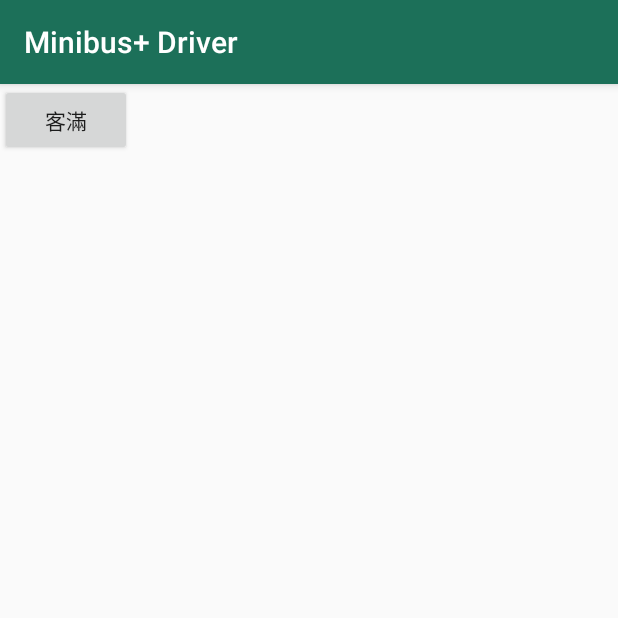
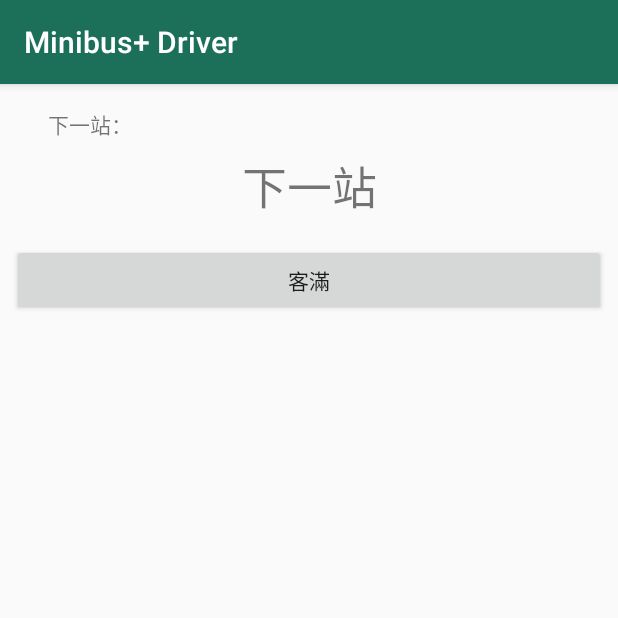
Before and after one commit to kyees215/MinibusDriver, an Android app: the Driving screen opened directly, with no data from a screen before it, on a phone screen of 412 x 824 dp, the top half of it. Run offline under Robolectric (Android 15) with nearby library versions, the phone set to English and light mode, and no system bars.

Commit message:
Passed to driving.

```diff
--- a/app/src/main/java/com/hkminibus/minibusdriver/Driving.java
+++ b/app/src/main/java/com/hkminibus/minibusdriver/Driving.java
@@ -3,15 +3,18 @@ package com.hkminibus.minibusdriver;
 import android.os.Bundle;
 import android.support.v7.app.AppCompatActivity;
 import android.widget.Button;
+import android.widget.TextView;
 
 public class Driving  extends AppCompatActivity {
     Button fullBtn;
     route_data cRoute;
+    TextView nextStop;
     @Override
     protected void onCreate(Bundle savedInstanceState) {
         super.onCreate(savedInstanceState);
         setContentView(R.layout.driving);
         cRoute = getIntent().getParcelableExtra("cRoute");
-        fullBtn = (Button) this.findViewById(R.id.fullBtn);
+        nextStop = (TextView) findViewById(R.id.nextStop);
+        fullBtn = (Button) findViewById(R.id.fullBtn);
     }
 }
--- a/app/src/main/res/layout/driving.xml
+++ b/app/src/main/res/layout/driving.xml
@@ -1,11 +1,48 @@
 <?xml version="1.0" encoding="utf-8"?>
-<android.support.constraint.ConstraintLayout
-    xmlns:android="http://schemas.android.com/apk/res/android" android:layout_width="match_parent"
+<android.support.constraint.ConstraintLayout xmlns:android="http://schemas.android.com/apk/res/android"
+    xmlns:app="http://schemas.android.com/apk/res-auto"
+    xmlns:tools="http://schemas.android.com/tools"
+    android:layout_width="match_parent"
     android:layout_height="match_parent">
+
+    <TextView
+        android:id="@+id/textView3"
+        android:layout_width="wrap_content"
+        android:layout_height="wrap_content"
+        android:layout_marginStart="32dp"
+        android:layout_marginTop="16dp"
+        android:text="下一站："
+        app:layout_constraintStart_toStartOf="parent"
+        app:layout_constraintTop_toTopOf="parent" />
+
+    <TextView
+        android:id="@+id/nextStop"
+        android:layout_width="wrap_content"
+        android:layout_height="wrap_content"
+        android:layout_marginTop="8dp"
+        android:text="下一站"
+        android:textSize="30sp"
+        app:layout_constraintEnd_toEndOf="parent"
+        app:layout_constraintStart_toStartOf="parent"
+        app:layout_constraintTop_toBottomOf="@+id/textView3" />
+
     <Button
         android:id="@+id/fullBtn"
-        android:layout_width="wrap_content"
+        android:layout_width="0dp"
         android:layout_height="wrap_content"
-        android:layout_marginBottom="8dp"
-        android:text="客滿" />
+        android:layout_marginEnd="8dp"
+        android:layout_marginStart="8dp"
+        android:layout_marginTop="16dp"
+        android:text="客滿"
+        app:layout_constraintEnd_toEndOf="parent"
+        app:layout_constraintStart_toStartOf="parent"
+        app:layout_constraintTop_toBottomOf="@+id/nextStop" />
+
+    <android.support.v7.widget.RecyclerView
+        android:id="@+id/recyclerView"
+        android:layout_width="0dp"
+        android:layout_height="350dp"
+        app:layout_constraintBottom_toBottomOf="parent"
+        app:layout_constraintEnd_toEndOf="parent"
+        app:layout_constraintStart_toStartOf="parent" />
 </android.support.constraint.ConstraintLayout>
```
Also changed, not shown: app/src/main/java/com/hkminibus/minibusdriver/car_data.java (+11 -11 lines).
